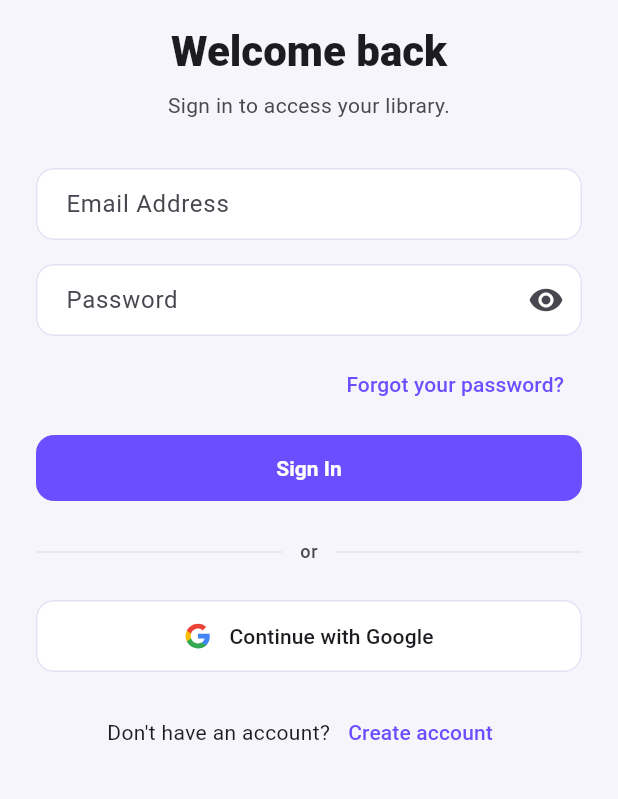
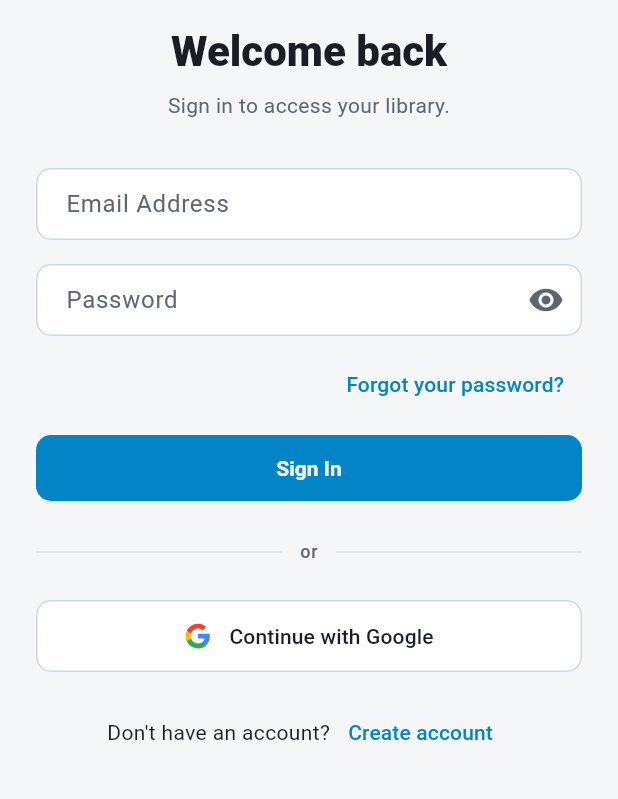
Before and after one commit to Apoll011/Hosanna, a Flutter app: the screen it shows after launch, on a phone screen of 412 x 824 dp, the part 330-1129 px from its top. Run offline on Flutter 3.47's test engine with Material 3 defaults, Android fonts, the light colour scheme and no system bars; our stand-ins replace app_links, audioplayers, cached_network_image, cloud_firestore, cookie_jar, device_info_plus and 17 more; missing offline and left inert: desktop_webview_window, fluera_canvas, pdfrx, webview_flutter_android, webview_flutter_wkwebview; accounts and stored records are empty; generated files the repository leaves out were written again; network calls fail.

Commit message:
feat: Update brand colors and theme tokens for improved consistency and accessibility

```diff
--- a/lib/app/design/tokens.dart
+++ b/lib/app/design/tokens.dart
@@ -1,26 +1,52 @@
 import 'package:flutter/material.dart';
 
-/// Hosanna 2.0 brand colors — soft lavender / purple accent.
+/// Hosanna brand colors — aligned with Hosana-dashboard `src/index.css`.
 ///
 /// Prefer [Theme.of] / [HosannaTokens.of] at call sites; these constants seed
 /// the theme and ThemeExtension rather than being sprinkled in widgets.
 abstract final class HosannaColors {
-  static const Color primary = Color(0xFF6B4EFF);
-  static const Color primaryDark = Color(0xFF5438E0);
-  static const Color primaryContainer = Color(0xFFEDE8FF);
-  static const Color onPrimaryContainer = Color(0xFF2A1866);
+  // Primitive brand (dashboard --brand-*).
+  static const Color primary = Color(0xFF0284C7); // brand-500
+  static const Color primaryDark = Color(0xFF0369A1); // brand-600
+  static const Color primaryBright = Color(0xFF38BDF8); // brand-400
+  static const Color primaryContainer = Color(0xFFE0F2FE); // brand-100
+  static const Color onPrimaryContainer = Color(0xFF0C4A6E);
 
-  static const Color secondary = Color(0xFF7C6FA8);
-  static const Color tertiary = Color(0xFF9B6BFF);
+  static const Color secondary = Color(0xFF5C6570); // m3-secondary (light)
+  static const Color tertiary = Color(0xFF38BDF8);
 
-  static const Color canvasLight = Color(0xFFF7F5FC);
-  static const Color canvasDark = Color(0xFF14121C);
+  // Surfaces (dashboard --m3-*).
+  static const Color canvasLight = Color(0xFFF4F6F8); // m3-bg
+  static const Color sidebarLight = Color(0xFFEEF1F4); // m3-sidebar
+  static const Color hoverLight = Color(0xFFE8ECF0); // m3-hover
+  static const Color borderLight = Color(0xFFD0D7E0); // m3-border
+  static const Color textLight = Color(0xFF1A1D24); // m3-text
 
-  static const Color surfaceLight = Color(0xFFFFFFFF);
-  static const Color surfaceDark = Color(0xFF1E1B28);
+  static const Color canvasDark = Color(0xFF0B0D12); // m3-bg dark
+  static const Color sidebarDark = Color(0xFF12151C); // m3-sidebar dark
+  static const Color hoverDark = Color(0xFF1F2330); // m3-hover dark
+  static const Color borderDark = Color(0xFF2D3244); // m3-border dark
+  static const Color textDark = Color(0xFFECEEF2); // m3-text dark
+  static const Color secondaryDark = Color(0xFF9AA0B0);
 
-  static const Color success = Color(0xFF2E9E6A);
-  static const Color successContainer = Color(0xFFD9F5E8);
+  static const Color surfaceLight = Color(0xFFFFFFFF); // m3-card
+  static const Color surfaceDark = Color(0xFF181B23); // m3-card dark
+
+  // Dark primary accents.
+  static const Color primaryOnDark = Color(0xFF5BABDB);
+  static const Color primaryContainerDark = Color(0xFF0F2D40);
+  static const Color primaryDarkOnDark = Color(0xFF3D8AB8);
+
+  // Status (dashboard --success / --warning / --danger).
+  static const Color success = Color(0xFF059669);
+  static const Color successContainer = Color(0xFFD1FAE5);
+  static const Color successOnDark = Color(0xFF34D399);
+  static const Color warning = Color(0xFFD97706);
+  static const Color warningContainer = Color(0xFFFEF3C7);
+  static const Color warningOnDark = Color(0xFFFBBF24);
+  static const Color danger = Color(0xFFE11D48);
+  static const Color dangerContainer = Color(0xFFFFE4E6);
+  static const Color dangerOnDark = Color(0xFFFB7185);
 }
 
 /// Spacing scale (logical pixels).
@@ -35,32 +61,34 @@ abstract final class HosannaSpacing {
   static const double xxxl = 40;
 }
 
-/// Corner radii.
+/// Corner radii — mobile-friendly mapping of dashboard `--radius-*`.
 abstract final class HosannaRadii {
-  static const double xs = 8;
-  static const double sm = 12;
-  static const double md = 16;
-  static const double lg = 20;
+  static const double xs = 6; // radius-sm
+  static const double sm = 10; // radius-md
+  static const double md = 14; // radius-lg
+  static const double lg = 20; // radius-xl
   static const double xl = 24;
   static const double pill = 999;
 
   static const BorderRadius card = BorderRadius.all(Radius.circular(md));
   static const BorderRadius sheet = BorderRadius.vertical(
-    top: Radius.circular(xl),
+    top: Radius.circular(lg),
   );
   static const BorderRadius button = BorderRadius.all(Radius.circular(sm));
   static const BorderRadius field = BorderRadius.all(Radius.circular(sm));
   static const BorderRadius navPill = BorderRadius.all(Radius.circular(pill));
 }
 
-/// Elevation / shadow helpers matching the soft lavender look.
+/// Elevation / shadow helpers matching dashboard `--shadow-*`.
 abstract final class HosannaElevation {
   static List<BoxShadow> card(Brightness brightness) {
     final isDark = brightness == Brightness.dark;
     return [
       BoxShadow(
-        color: Colors.black.withValues(alpha: isDark ? 0.35 : 0.06),
-        blurRadius: 16,
+        color: isDark
+            ? Colors.black.withValues(alpha: 0.4)
+            : const Color(0xFF0F172A).withValues(alpha: 0.07),
+        blurRadius: isDark ? 12 : 12,
         offset: const Offset(0, 4),
       ),
     ];
@@ -70,9 +98,11 @@ abstract final class HosannaElevation {
     final isDark = brightness == Brightness.dark;
     return [
       BoxShadow(
-        color: Colors.black.withValues(alpha: isDark ? 0.4 : 0.12),
-        blurRadius: 20,
-        offset: const Offset(0, 6),
+        color: isDark
+            ? Colors.black.withValues(alpha: 0.5)
+            : const Color(0xFF0F172A).withValues(alpha: 0.1),
+        blurRadius: 32,
+        offset: const Offset(0, 12),
       ),
     ];
   }
@@ -81,7 +111,7 @@ abstract final class HosannaElevation {
     return [
       BoxShadow(
         color: HosannaColors.primary.withValues(
-          alpha: brightness == Brightness.dark ? 0.35 : 0.22,
+          alpha: brightness == Brightness.dark ? 0.35 : 0.18,
         ),
         blurRadius: 16,
         offset: const Offset(0, 6),
@@ -111,20 +141,20 @@ class HosannaTokens extends ThemeExtension<HosannaTokens> {
 
   static HosannaTokens light() => HosannaTokens(
         canvas: HosannaColors.canvasLight,
-        cardBorder: const Color(0xFFE6E0F5),
+        cardBorder: HosannaColors.borderLight,
         selectedNav: HosannaColors.primaryContainer,
         selectedNavForeground: HosannaColors.onPrimaryContainer,
-        subtleFill: const Color(0xFFF0ECFA),
+        subtleFill: HosannaColors.sidebarLight,
         aiGlow: HosannaColors.primary.withValues(alpha: 0.12),
       );
 
   static HosannaTokens dark() => HosannaTokens(
         canvas: HosannaColors.canvasDark,
-        cardBorder: const Color(0xFF3A3450),
-        selectedNav: const Color(0xFF3A2A6E),
-        selectedNavForeground: const Color(0xFFEDE8FF),
-        subtleFill: const Color(0xFF2A2638),
-        aiGlow: HosannaColors.primary.withValues(alpha: 0.22),
+        cardBorder: HosannaColors.borderDark,
+        selectedNav: HosannaColors.primaryContainerDark,
+        selectedNavForeground: HosannaColors.primaryOnDark,
+        subtleFill: HosannaColors.sidebarDark,
+        aiGlow: HosannaColors.primaryOnDark.withValues(alpha: 0.22),
       );
 
   static HosannaTokens of(BuildContext context) {
--- a/lib/app/theme.dart
+++ b/lib/app/theme.dart
@@ -2,7 +2,7 @@ import 'package:flutter/material.dart';
 
 import 'design/tokens.dart';
 
-/// Hosanna brand seed — soft lavender / purple (Hosanna 2.0).
+/// Hosanna brand seed — sky accent from Hosana-dashboard (`--brand-500`).
 const Color kHosannaSeedColor = HosannaColors.primary;
 
 /// Theme selection mode.
@@ -24,28 +24,40 @@ abstract final class HosannaTheme {
         primaryContainer: HosannaColors.primaryContainer,
         onPrimaryContainer: HosannaColors.onPrimaryContainer,
         secondary: HosannaColors.secondary,
+        onSecondary: Colors.white,
         tertiary: HosannaColors.tertiary,
+        error: HosannaColors.danger,
+        errorContainer: HosannaColors.dangerContainer,
+        onSurface: HosannaColors.textLight,
+        onSurfaceVariant: HosannaColors.secondary,
         surface: HosannaColors.surfaceLight,
         surfaceContainerLowest: Colors.white,
-        surfaceContainerLow: const Color(0xFFF3F0FA),
-        surfaceContainer: const Color(0xFFEEEAF8),
-        surfaceContainerHigh: const Color(0xFFE8E3F4),
-        surfaceContainerHighest: const Color(0xFFE2DCF0),
-        outline: const Color(0xFFCAC2DC),
-        outlineVariant: const Color(0xFFE6E0F5),
+        surfaceContainerLow: HosannaColors.sidebarLight,
+        surfaceContainer: HosannaColors.sidebarLight,
+        surfaceContainerHigh: HosannaColors.hoverLight,
+        surfaceContainerHighest: HosannaColors.hoverLight,
+        outline: HosannaColors.borderLight,
+        outlineVariant: HosannaColors.borderLight.withValues(alpha: 0.7),
       );
     }
     return base.copyWith(
-      primary: const Color(0xFFC4B5FF),
-      onPrimary: const Color(0xFF2A1866),
-      primaryContainer: const Color(0xFF4A3A8C),
-      onPrimaryContainer: const Color(0xFFEDE8FF),
+      primary: HosannaColors.primaryOnDark,
+      onPrimary: HosannaColors.canvasDark,
+      primaryContainer: HosannaColors.primaryContainerDark,
+      onPrimaryContainer: HosannaColors.primaryOnDark,
+      secondary: HosannaColors.secondaryDark,
+      tertiary: HosannaColors.primaryBright,
+      error: HosannaColors.dangerOnDark,
+      onSurface: HosannaColors.textDark,
+      onSurfaceVariant: HosannaColors.secondaryDark,
       surface: HosannaColors.surfaceDark,
-      surfaceContainerLowest: const Color(0xFF12101A),
-      surfaceContainerLow: const Color(0xFF1A1724),
-      surfaceContainer: const Color(0xFF221F2E),
-      surfaceContainerHigh: const Color(0xFF2C2838),
-      surfaceContainerHighest: const Color(0xFF363244),
+      surfaceContainerLowest: HosannaColors.canvasDark,
+      surfaceContainerLow: HosannaColors.sidebarDark,
+      surfaceContainer: HosannaColors.sidebarDark,
+      surfaceContainerHigh: HosannaColors.hoverDark,
+      surfaceContainerHighest: HosannaColors.hoverDark,
+      outline: HosannaColors.borderDark,
+      outlineVariant: HosannaColors.borderDark.withValues(alpha: 0.7),
     );
   }
 
@@ -266,7 +278,7 @@ abstract final class HosannaTheme {
     final base = dark();
     return base.copyWith(
       colorScheme: ColorScheme.highContrastDark(
-        primary: const Color(0xFFD4C8FF),
+        primary: HosannaColors.primaryBright,
       ),
     );
   }
```
